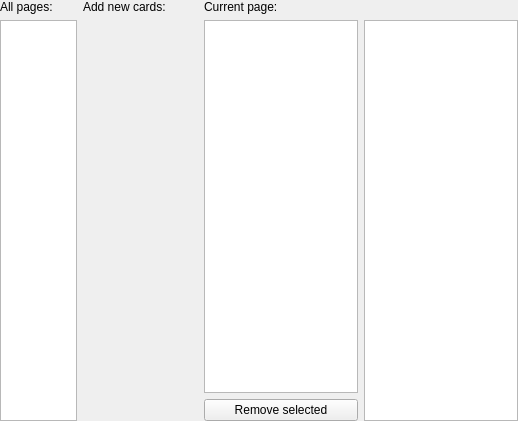
Before: the Qt Designer form mtg_proxy_printer/resources/ui/central_widget/columnar.ui in luziferius/MTGProxyPrinter, drawn with Qt 5.
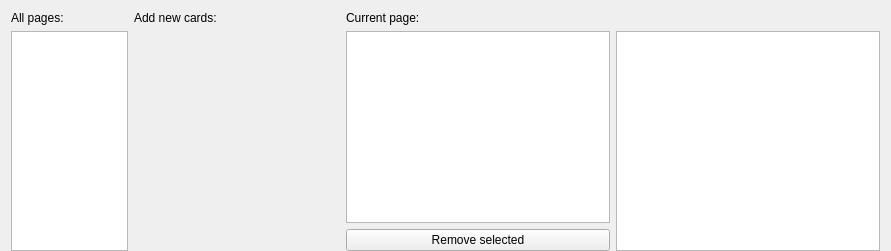
After: the same form once the commit is applied. Icons and pictures are not drawn. Custom widgets are drawn as their Qt base class.

The edit to the form file:
```diff
--- a/mtg_proxy_printer/resources/ui/central_widget/columnar.ui
+++ b/mtg_proxy_printer/resources/ui/central_widget/columnar.ui
@@ -2,24 +2,7 @@
 <ui version="4.0">
  <class>central_widget</class>
  <widget class="QWidget" name="central_widget">
-  <property name="geometry">
-   <rect>
-    <x>0</x>
-    <y>0</y>
-    <width>518</width>
-    <height>421</height>
-   </rect>
-  </property>
   <layout class="QGridLayout" name="gridLayout">
-   <property name="leftMargin">
-    <number>0</number>
-   </property>
-   <property name="topMargin">
-    <number>0</number>
-   </property>
-   <property name="rightMargin">
-    <number>0</number>
-   </property>
    <property name="bottomMargin">
     <number>0</number>
    </property>
@@ -27,7 +10,7 @@
     <widget class="PageRenderer" name="page_renderer">
      <property name="sizePolicy">
       <sizepolicy hsizetype="Expanding" vsizetype="Expanding">
-       <horstretch>8</horstretch>
+       <horstretch>9</horstretch>
        <verstretch>1</verstretch>
       </sizepolicy>
      </property>
@@ -43,7 +26,7 @@
     <widget class="QTableView" name="page_card_table_view">
      <property name="sizePolicy">
       <sizepolicy hsizetype="Expanding" vsizetype="Expanding">
-       <horstretch>8</horstretch>
+       <horstretch>9</horstretch>
        <verstretch>1</verstretch>
       </sizepolicy>
      </property>
@@ -100,7 +83,7 @@
     <widget class="VerticalAddCardWidget" name="add_card_widget" native="true">
      <property name="sizePolicy">
       <sizepolicy hsizetype="Expanding" vsizetype="Expanding">
-       <horstretch>6</horstretch>
+       <horstretch>7</horstretch>
        <verstretch>1</verstretch>
       </sizepolicy>
      </property>
```
